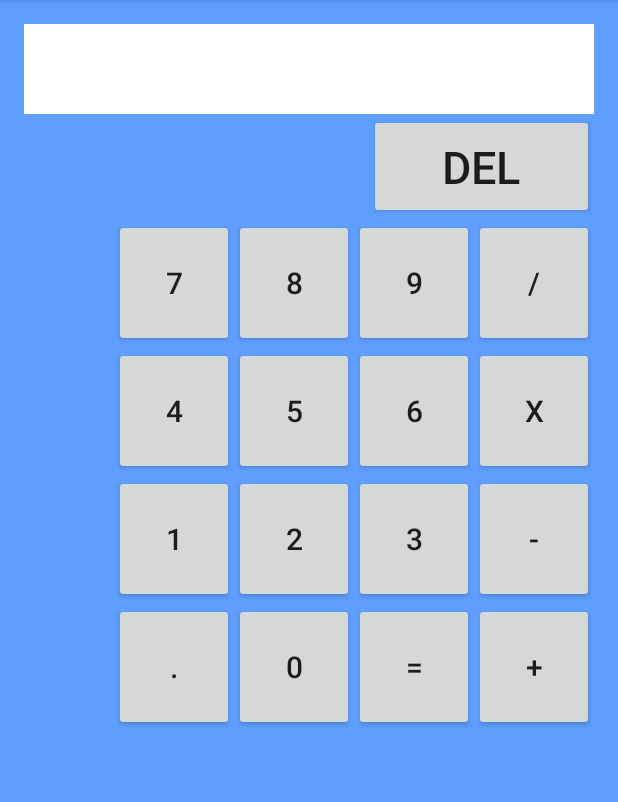
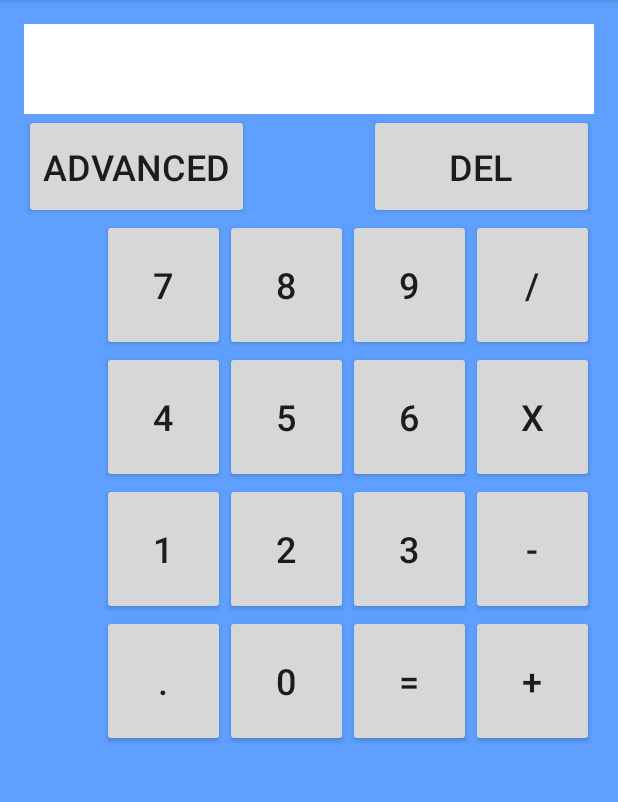
Before and after one commit to Vicken52/CS454, an Android app: the screen it shows after launch (Calculator), on a phone screen of 412 x 824 dp, the part 84-886 px from its top. Run offline under Robolectric (Android 15) with nearby library versions, the phone set to English and light mode, and no system bars.

Commit message:
Improved Interface

```diff
--- a/Calculator/app/src/main/res/layout/activity_advanced.xml
+++ b/Calculator/app/src/main/res/layout/activity_advanced.xml
@@ -26,8 +26,19 @@
     <Button
         android:layout_width="wrap_content"
         android:layout_height="wrap_content"
+        android:text="@string/simple"
+        android:textSize="24sp"
+        android:id="@+id/simple"
+        android:layout_below="@+id/editText"
+        android:longClickable="false"
+        android:height="70dp"
+        android:width="150dp" />
+
+    <Button
+        android:layout_width="wrap_content"
+        android:layout_height="wrap_content"
         android:text="@string/delete"
-        android:textSize="30sp"
+        android:textSize="24sp"
         android:id="@+id/del"
         android:layout_below="@+id/editText"
         android:layout_alignEnd="@+id/editText"
--- a/Calculator/app/src/main/res/layout/activity_calculator.xml
+++ b/Calculator/app/src/main/res/layout/activity_calculator.xml
@@ -26,8 +26,19 @@
     <Button
         android:layout_width="wrap_content"
         android:layout_height="wrap_content"
+        android:text="@string/advanced"
+        android:textSize="24sp"
+        android:id="@+id/advanced"
+        android:layout_below="@+id/editText"
+        android:longClickable="false"
+        android:height="70dp"
+        android:width="150dp" />
+
+    <Button
+        android:layout_width="wrap_content"
+        android:layout_height="wrap_content"
         android:text="@string/delete"
-        android:textSize="30sp"
+        android:textSize="24sp"
         android:id="@+id/del"
         android:layout_below="@+id/editText"
         android:layout_alignEnd="@+id/editText"
@@ -46,99 +57,67 @@
 
         <Button style="@style/calcButtons"
             android:text="7"
-            android:id="@+id/seven"
-            android:layout_column="0"
-            android:layout_row="0" />
+            android:id="@+id/seven"/>
 
         <Button style="@style/calcButtons"
             android:text="8"
-            android:id="@+id/eight"
-            android:layout_column="1"
-            android:layout_row="0" />
+            android:id="@+id/eight" />
 
         <Button style="@style/calcButtons"
             android:text="9"
-            android:id="@+id/nine"
-            android:layout_column="2"
-            android:layout_row="0" />
+            android:id="@+id/nine"/>
 
         <Button style="@style/calcButtons"
             android:text="/"
-            android:id="@+id/divide"
-            android:layout_column="3"
-            android:layout_row="0" />
+            android:id="@+id/divide"/>
 
         <Button style="@style/calcButtons"
             android:text="4"
-            android:id="@+id/four"
-            android:layout_column="0"
-            android:layout_row="1" />
+            android:id="@+id/four"/>
 
         <Button style="@style/calcButtons"
             android:text="5"
-            android:id="@+id/five"
-            android:layout_column="1"
-            android:layout_row="1" />
+            android:id="@+id/five"/>
 
         <Button style="@style/calcButtons"
             android:text="6"
-            android:id="@+id/six"
-            android:layout_column="2"
-            android:layout_row="1" />
+            android:id="@+id/six"/>
 
         <Button style="@style/calcButtons"
             android:text="x"
-            android:id="@+id/multiply"
-            android:layout_column="3"
-            android:layout_row="1" />
+            android:id="@+id/multiply"/>
 
         <Button style="@style/calcButtons"
             android:text="1"
-            android:id="@+id/one"
-            android:layout_column="0"
-            android:layout_row="2" />
+            android:id="@+id/one"/>
 
         <Button style="@style/calcButtons"
             android:text="2"
-            android:id="@+id/two"
-            android:layout_column="1"
-            android:layout_row="2" />
+            android:id="@+id/two"/>
 
         <Button style="@style/calcButtons"
             android:text="3"
-            android:id="@+id/three"
-            android:layout_column="2"
-            android:layout_row="2" />
+            android:id="@+id/three"/>
 
         <Button style="@style/calcButtons"
             android:text="-"
-            android:id="@+id/minus"
-            android:layout_column="3"
-            android:layout_row="2" />
+            android:id="@+id/minus"/>
 
         <Button style="@style/calcButtons"
             android:text="."
-            android:id="@+id/decimal"
-            android:layout_column="0"
-            android:layout_row="3" />
+            android:id="@+id/decimal"/>
 
         <Button style="@style/calcButtons"
             android:text="0"
-            android:id="@+id/zero"
-            android:layout_column="1"
-            android:layout_row="3" />
+            android:id="@+id/zero"/>
 
         <Button style="@style/calcButtons"
             android:text="="
-            android:id="@+id/equal"
-            android:layout_column="2"
-            android:layout_row="3" />
+            android:id="@+id/equal"/>
 
         <Button style="@style/calcButtons"
             android:text="+"
-            android:id="@+id/plus"
-            android:layout_column="3"
-            android:layout_row="3" />
+            android:id="@+id/plus"/>
 
     </GridLayout>
 
--- a/Calculator/app/src/main/res/values/strings.xml
+++ b/Calculator/app/src/main/res/values/strings.xml
@@ -2,5 +2,7 @@
     <string name="app_name">Calculator</string>
     <string name="clear">Clr</string>
     <string name="delete">Del</string>
+    <string name="advanced">Advanced</string>
+    <string name="simple">Simple</string>
     <string name="action_settings">Settings</string>
 </resources>
--- a/Calculator/app/src/main/res/values/styles.xml
+++ b/Calculator/app/src/main/res/values/styles.xml
@@ -6,9 +6,9 @@
     </style>
 
     <style name="calcButtons">
-        <item name="android:layout_width">80sp</item>
-        <item name="android:layout_height">85sp</item>
-        <item name="android:textSize">20sp</item>
+        <item name="android:layout_width">82sp</item>
+        <item name="android:layout_height">88sp</item>
+        <item name="android:textSize">24sp</item>
     </style>
 
 </resources>
```
